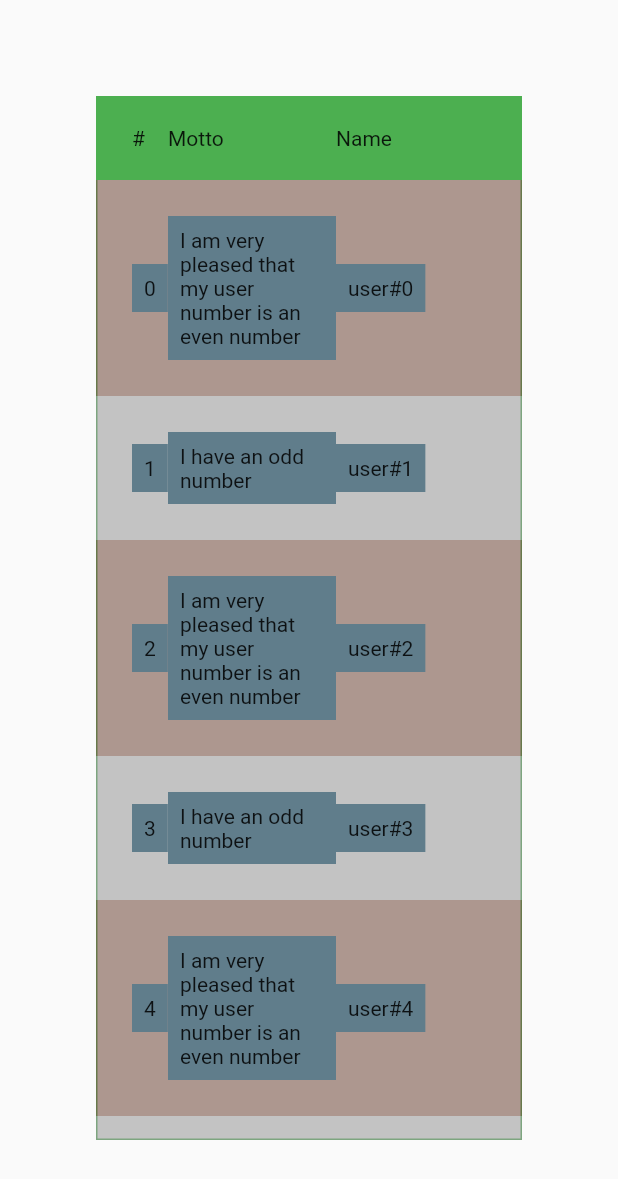
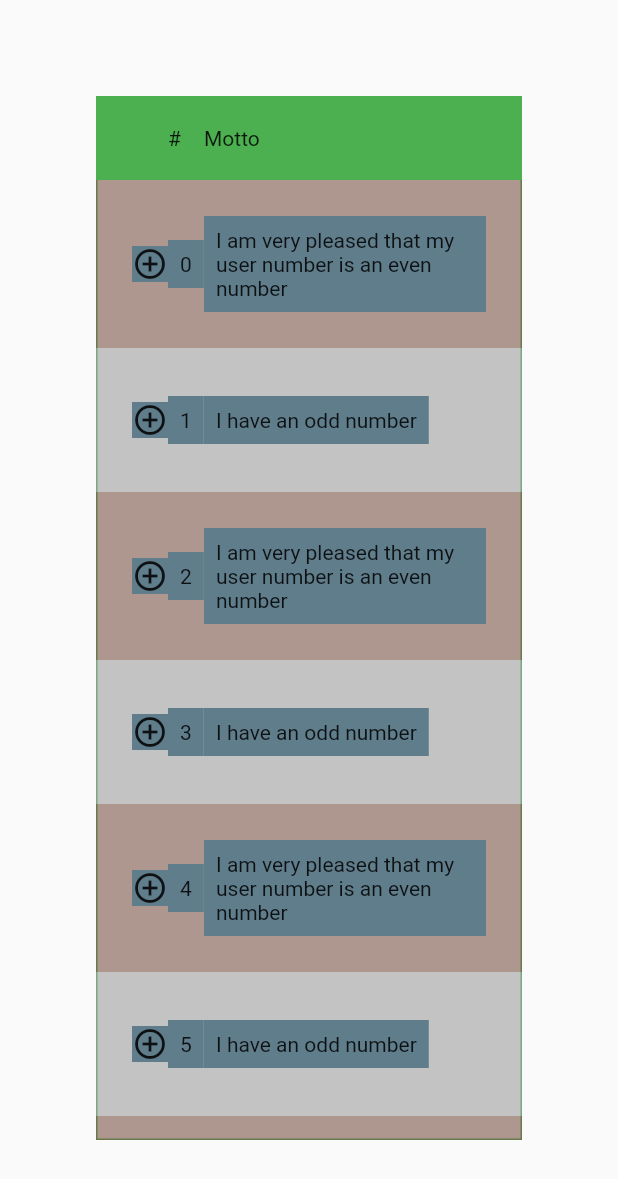
Before and after one commit to moneer-octedia/fitted_table, a Flutter app: the screen it shows after launch, on a phone screen of 412 x 824 dp. Shown: the top 1179 px of the screen. Run offline on Flutter 3.47's test engine with Material 2 defaults, Android fonts, the phone set to English and light mode, and no system bars; our stand-ins replace infinite_scroll_pagination.

Commit message:
Nicely working version so far

```diff
--- a/example/lib/main.dart
+++ b/example/lib/main.dart
@@ -45,8 +45,8 @@ class _PaginatedExpandableItemListExampleState
             evenDataRowColor: Colors.brown.withOpacity(0.6),
             oddDataRowColor: Colors.grey.withOpacity(0.6),
             dataRowPadding: const EdgeInsets.all(24),
-            headerRowPadding: const EdgeInsets.symmetric(horizontal: 24,
-            vertical: 12),
+            headerRowPadding:
+                const EdgeInsets.symmetric(horizontal: 24, vertical: 12),
             headerRowColor: Colors.green,
             visibleNumberOfColumns: 3,
             future: (int pageKey, int pageSize) async {
@@ -55,6 +55,7 @@ class _PaginatedExpandableItemListExampleState
                   pageSize, (index) => UserRecord(pageKey + index));
             },
             columns: [
+              ExpandFittedTableColumn(width: 24),
               FittedTableColumn(
                 width: 24,
                 title: Text('#'),
@@ -69,6 +70,11 @@ class _PaginatedExpandableItemListExampleState
             ],
             dataRowBuilder: (BuildContext context, user, int index) {
               return FittedTableRow(cells: [
+                ExpandFittedTableCell(
+                  icon: ColoredBox(
+                      color: Colors.blueGrey,
+                      child: Icon(Icons.add_circle_outline)),
+                ),
                 FittedTableCell(
                   content: ColoredBox(
                     color: Colors.blueGrey,
--- a/lib/src/fitted_table.dart
+++ b/lib/src/fitted_table.dart
@@ -6,8 +6,8 @@ import 'models/models.dart';
 const int _pageSize = 10;
 
 class FittedTable<T> extends StatefulWidget {
-  const FittedTable({
-    Key? key,
+  const FittedTable(
+      {Key? key,
       required this.future,
       required this.dataRowBuilder,
       required this.visibleNumberOfColumns,
@@ -16,8 +16,11 @@ class FittedTable<T> extends StatefulWidget {
       this.evenDataRowColor,
       this.dataRowPadding,
       this.onTapDataRow,
-    this.oddDataRowColor, this.headerRowColor, this.headerRowPadding,
-  }) : super(key: key);
+      this.oddDataRowColor,
+      this.headerRowColor,
+      this.headerRowPadding,
+      this.expandableDataRows = true})
+      : super(key: key);
 
   final Future<List<T>> Function(int pageKey, int pageSize) future;
   final FittedTableRow<T> Function(BuildContext context, T value, int index)
@@ -31,6 +34,7 @@ class FittedTable<T> extends StatefulWidget {
   final EdgeInsetsGeometry? dataRowPadding;
   final EdgeInsetsGeometry? headerRowPadding;
   final void Function(T value)? onTapDataRow;
+  final bool expandableDataRows;
 
   @override
   State<FittedTable<T>> createState() => _FittedTableState<T>();
@@ -74,7 +78,7 @@ class _FittedTableState<T> extends State<FittedTable<T>> {
       int evenColumnNumber = widget.visibleNumberOfColumns;
       double totalSpecifiedWidth = 0.0;
 
-      for (var i = 0; i < widget.columns.length; i += 1) {
+      for (var i = 0; i < widget.visibleNumberOfColumns; i += 1) {
         final columnWidth = widget.columns[i].width;
         if (columnWidth != null) {
           evenColumnNumber -= 1;
@@ -92,14 +96,13 @@ class _FittedTableState<T> extends State<FittedTable<T>> {
         evenColumnWidth -= totalSpecifiedWidth / evenColumnNumber;
       }
 
-      for (var i = 0; i < widget.columns.length; i += 1) {
+      for (var i = 0; i < widget.visibleNumberOfColumns; i += 1) {
         final column = widget.columns[i];
         assert(column.width != null || evenColumnWidth != null);
         children.add(
           SizedBox(
             width: column.width ?? evenColumnWidth,
-            child: Align(
-                alignment: column.alignment, child: column.title),
+            child: Align(alignment: column.alignment, child: column.title),
           ),
         );
       }
@@ -119,16 +122,106 @@ class _FittedTableState<T> extends State<FittedTable<T>> {
     return row;
   }
 
-  Widget buildDataRow(BuildContext context, T value, int index) {
-    final fittedTableRow = widget.dataRowBuilder(context, value, index);
+  @override
+  Widget build(BuildContext context) {
+    return LayoutBuilder(builder: (context, constraints) {
+      return CustomScrollView(
+        slivers: [
+          SliverAppBar(
+            pinned: true,
+            automaticallyImplyLeading: false,
+            flexibleSpace: FlexibleSpaceBar(
+              background: buildHeaderRow(),
+            ),
+          ),
+          PagedSliverList(
+            pagingController: pagingController,
+            addAutomaticKeepAlives: true,
+            builderDelegate: PagedChildBuilderDelegate<T>(
+                itemBuilder: (context, value, index) {
+                  return _FittedBoxDataRow(
+                    constraints: constraints,
+                    dataRowBuilder: widget.dataRowBuilder,
+                    visibleNumberOfColumns: widget.visibleNumberOfColumns,
+                    columns: widget.columns,
+                    mainAxisAlignment: widget.mainAxisAlignment,
+                    expandableDataRows: widget.expandableDataRows,
+                    evenDataRowColor: widget.evenDataRowColor,
+                    oddDataRowColor: widget.oddDataRowColor,
+                    onTapDataRow: widget.onTapDataRow,
+                    dataRowPadding: widget.dataRowPadding,
+                    value: value,
+                    index: index,
+                  );
+                }),
+          ),
+        ],
+      );
+    });
+    // return RefreshIndicator(
+    //   onRefresh: () => Future.sync(
+    //     () => pagingController.refresh(),
+    //   ),
+    //   child:
+    // );
+  }
+}
 
-    Widget row = LayoutBuilder(builder: (context, constraints) {
+class _FittedBoxDataRow<T> extends StatefulWidget {
+  const _FittedBoxDataRow(
+      {Key? key,
+      required this.dataRowBuilder,
+      required this.visibleNumberOfColumns,
+      required this.columns,
+      required this.mainAxisAlignment,
+      this.evenDataRowColor,
+      this.oddDataRowColor,
+      this.headerRowColor,
+      this.dataRowPadding,
+      this.onTapDataRow,
+      required this.expandableDataRows,
+      required this.value,
+      required this.index, required this.constraints})
+      : super(key: key);
+
+  final FittedTableRow<T> Function(BuildContext context, T value, int index)
+      dataRowBuilder;
+  final int visibleNumberOfColumns;
+  final List<FittedTableColumn> columns;
+  final MainAxisAlignment mainAxisAlignment;
+  final Color? evenDataRowColor;
+  final Color? oddDataRowColor;
+  final Color? headerRowColor;
+  final EdgeInsetsGeometry? dataRowPadding;
+  final void Function(T value)? onTapDataRow;
+  final bool expandableDataRows;
+  final T value;
+  final int index;
+  final BoxConstraints constraints;
+
+  @override
+  State<_FittedBoxDataRow<T>> createState() => _FittedBoxDataRowState<T>();
+}
+
+class _FittedBoxDataRowState<T> extends State<_FittedBoxDataRow<T>>
+  with AutomaticKeepAliveClientMixin {
+  bool isExpanded = false;
+
+  @override
+  bool get wantKeepAlive => isExpanded;
+
+  @override
+  Widget build(BuildContext context) {
+    super.build(context);
+    final fittedTableRow =
+        widget.dataRowBuilder(context, widget.value, widget.index);
+
       int evenColumnNumber = widget.visibleNumberOfColumns;
       double totalSpecifiedWidth = 0.0;
 
       assert(widget.columns.length == fittedTableRow.cells.length);
 
-      for (var i = 0; i < widget.columns.length; i += 1) {
+      for (var i = 0; i < widget.visibleNumberOfColumns; i += 1) {
         final columnWidth = widget.columns[i].width;
         if (columnWidth != null) {
           evenColumnNumber -= 1;
@@ -141,33 +234,67 @@ class _FittedTableState<T> extends State<FittedTable<T>> {
       double? evenColumnWidth;
 
       if (evenColumnNumber != 0) {
-        evenColumnWidth = constraints.maxWidth / evenColumnNumber;
+        evenColumnWidth = widget.constraints.maxWidth / evenColumnNumber;
 
         evenColumnWidth -= totalSpecifiedWidth / evenColumnNumber;
+        if (widget.dataRowPadding?.horizontal != null) {
+          evenColumnWidth -= widget.dataRowPadding!.horizontal / evenColumnNumber;
+        }
       }
 
-      for (var i = 0; i < widget.columns.length; i += 1) {
-        final fittedTableCellContent = fittedTableRow.cells[i].content;
+      for (var i = 0; i < widget.visibleNumberOfColumns; i += 1) {
+        final fittedTableCell = fittedTableRow.cells[i];
         final column = widget.columns[i];
         assert(column.width != null || evenColumnWidth != null);
+        final isExpandColumn = column is ExpandFittedTableColumn;
+        assert(() {
+          if (isExpandColumn) {
+            return fittedTableCell is ExpandFittedTableCell;
+          }
+          return true;
+        }());
         children.add(
           SizedBox(
             width: column.width ?? evenColumnWidth,
             child: Align(
-                alignment: column.alignment, child: fittedTableCellContent),
+                alignment: column.alignment,
+                child: isExpandColumn
+                    ? IconButton(
+                        onPressed: () {
+                          setState(() {
+                            isExpanded = !isExpanded;
+                          });
+                        },
+                        padding: EdgeInsets.zero,
+                        icon:
+                            (fittedTableCell as ExpandFittedTableCell).content)
+                    : fittedTableCell.content),
           ),
         );
       }
 
-      return Row(
-          mainAxisAlignment: widget.mainAxisAlignment, children: children);
-    });
+      Widget row =
+          Row(mainAxisAlignment: widget.mainAxisAlignment, children: children);
+
+      if (isExpanded) {
+        row = Column(
+          children: [
+            row,
+            SizedBox(
+              height: 120,
+              child: const Placeholder(),
+            ),
+          ],
+        );
+      }
+
+
 
     if (widget.dataRowPadding != null) {
       row = Padding(padding: widget.dataRowPadding!, child: row);
     }
 
-    final isEven = index % 2 == 0;
+    final isEven = widget.index % 2 == 0;
 
     if (isEven && widget.evenDataRowColor != null) {
       row = ColoredBox(color: widget.evenDataRowColor!, child: row);
@@ -176,37 +303,10 @@ class _FittedTableState<T> extends State<FittedTable<T>> {
     }
 
     if (widget.onTapDataRow != null) {
-      row = InkWell(onTap: () => widget.onTapDataRow!(value), child: row);
+      row =
+          InkWell(onTap: () => widget.onTapDataRow!(widget.value), child: row);
     }
 
     return row;
   }
-
-  @override
-  Widget build(BuildContext context) {
-    return CustomScrollView(
-      slivers: [
-        SliverAppBar(
-          pinned: true,
-          automaticallyImplyLeading: false,
-          flexibleSpace: FlexibleSpaceBar(
-            background: buildHeaderRow(),
-          ),
-        ),
-        PagedSliverList(
-          pagingController: pagingController,
-          builderDelegate: PagedChildBuilderDelegate<T>(
-            animateTransitions: true,
-            itemBuilder: buildDataRow,
-          ),
-        ),
-      ],
-    );
-    // return RefreshIndicator(
-    //   onRefresh: () => Future.sync(
-    //     () => pagingController.refresh(),
-    //   ),
-    //   child:
-    // );
 }
-}
--- a/lib/src/models/src/fitted_table_cell.dart
+++ b/lib/src/models/src/fitted_table_cell.dart
@@ -5,3 +5,7 @@ class FittedTableCell {
 
   final Widget content;
 }
+
+class ExpandFittedTableCell extends FittedTableCell {
+  ExpandFittedTableCell({required Widget icon}) : super(content: icon);
+}
--- a/lib/src/models/src/fitted_table_column.dart
+++ b/lib/src/models/src/fitted_table_column.dart
@@ -1,15 +1,17 @@
 import 'package:flutter/material.dart';
 
-enum FittedTableColumnWidth {
-  leastWidth,
-
-}
-
 class FittedTableColumn {
-  const FittedTableColumn({required this.title, this.width,
-  this.alignment = AlignmentDirectional.centerStart});
+  const FittedTableColumn(
+      {required this.title,
+      this.width,
+      this.alignment = AlignmentDirectional.centerStart});
 
   final Widget title;
   final double? width;
   final AlignmentGeometry alignment;
 }
+
+class ExpandFittedTableColumn extends FittedTableColumn {
+  ExpandFittedTableColumn(
+      {super.title = const SizedBox(), super.width, super.alignment});
+}
```
Also changed, not shown: lib/src/models/src/fitted_table_row.dart (line endings or trailing spaces). Lines whose indentation alone changed are shown as unchanged.
